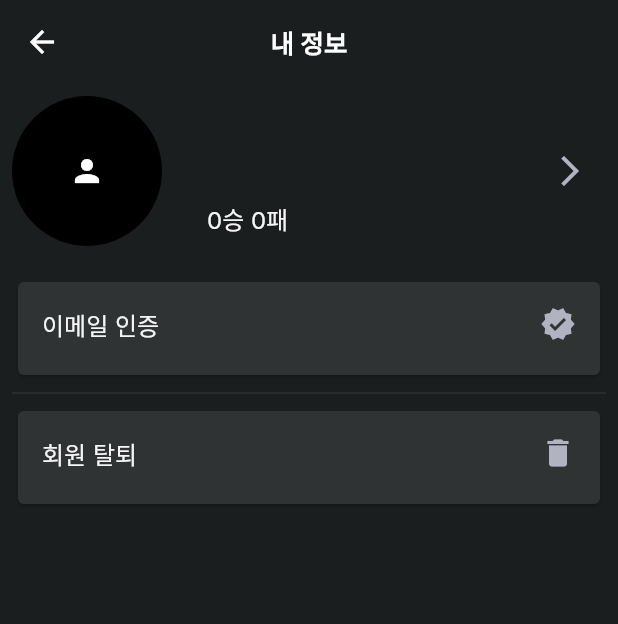
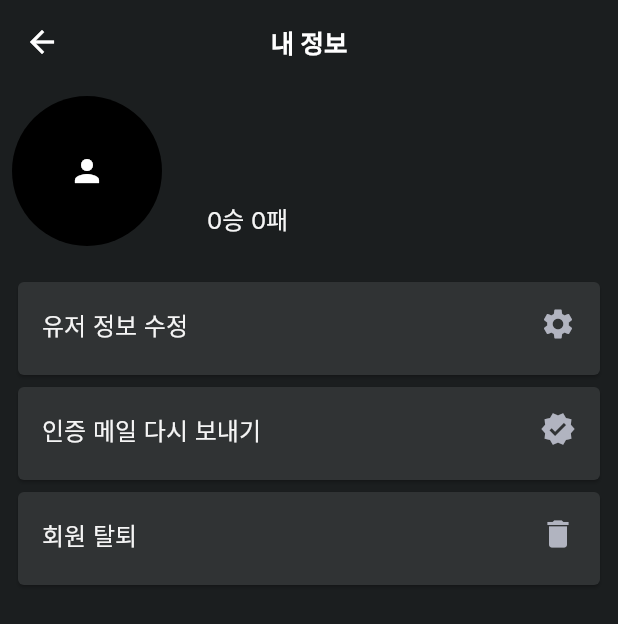
Before and after one commit to hjk1996/flutter--, a Flutter app: the HomeScreenView screen opened directly, in the side drawer, after a tap on "마이 페이지", on a phone screen of 412 x 824 dp. Shown: the top 624 px of the screen. Run offline on Flutter 3.47's test engine with Material 2 defaults, Android fonts, the phone set to English and light mode, and no system bars; our stand-ins replace chat_bubbles, cloud_firestore, cloud_functions, connectivity_plus, firebase_auth, firebase_core and 7 more; missing offline and left inert: firebase_app_check; accounts and stored records are empty; generated files the repository leaves out were written again.

```diff
--- a/lib/data/repository/firestore_repo_impl.dart
+++ b/lib/data/repository/firestore_repo_impl.dart
@@ -83,4 +83,9 @@ class FirestoreRepoImpl implements FirestoreRepo {
   Future<List<String>> getDisplayNames(List<String> uids) async {
     return firestoreHelper.getDisplayNames(uids);
   }
+
+  @override
+  Future<bool> checkNameExists(String name) async {
+    return firestoreHelper.checkNameExists(name);
+  }
 }
--- a/lib/domain/repository/firestore_repo.dart
+++ b/lib/domain/repository/firestore_repo.dart
@@ -19,4 +19,5 @@ abstract class FirestoreRepo {
   Future<UserInformation?> fetchUserInformation();
   Future<Map<String, List<UserInformation>>> fetchTop5UserInformation();
   Future<List<String>> getDisplayNames(List<String> uids);
+  Future<bool> checkNameExists(String name);
 }
--- a/lib/presentation/auth_screen/auth_screen_view_model.dart
+++ b/lib/presentation/auth_screen/auth_screen_view_model.dart
@@ -133,6 +133,14 @@ class AuthScreenViewModel with ChangeNotifier {
     _state = _state.copyWith(isLoading: true);
     notifyListeners();
     try {
+      final nameExists = await _storeRepo.checkNameExists(state.name);
+
+      if (nameExists) {
+        _eventController.sink
+            .add(const AuthScreenEvent.onAuthError('이미 사용중인 이름입니다.'));
+        return;
+      }
+
       final userCredential =
           await FirebaseAuth.instance.createUserWithEmailAndPassword(
         email: state.email,
@@ -285,6 +293,12 @@ class AuthScreenViewModel with ChangeNotifier {
       return '2자 이상으로 닉네임을 설정해주세요.';
     }
 
+    if (name.length > 10) {
+      _state = _state.copyWith(isValidName: false);
+
+      return '10자 이하로 닉네임을 설정해주세요.';
+    }
+
     _state = _state.copyWith(isValidName: true);
 
     return null;
--- a/lib/presentation/auth_screen/components/user_profile_setting.dart
+++ b/lib/presentation/auth_screen/components/user_profile_setting.dart
@@ -106,6 +106,10 @@ class _UserProfileSettingState extends State<UserProfileSetting> {
   Widget build(BuildContext context) {
     final viewModel = context.watch<AuthScreenViewModel>();
     return Scaffold(
+      appBar: AppBar(
+        title: const Text('프로필 사진 설정'),
+        actions: null,
+      ),
       body: Padding(
         padding: const EdgeInsets.all(30),
         child: SizedBox(
--- a/lib/presentation/common/theme.dart
+++ b/lib/presentation/common/theme.dart
@@ -31,7 +31,7 @@ class ChatBubbleColors {
   static const yourBackgroundDark = Colors.grey;
   static const yourTextDark = Colors.white;
   static const refereeBackgroundDark = Colors.red;
-  static const refereeTextDark = AppColors.textDark;
+  static const refereeTextDark = Colors.black;
 }
 
 /// Reference to the application theme.
--- a/lib/presentation/home_screen/components/game_menu.dart
+++ b/lib/presentation/home_screen/components/game_menu.dart
@@ -28,13 +28,11 @@ class _GameMenuState extends State<GameMenu> {
           },
           children: [
             GameMenuCard(
-              content: 'AI',
               assetPath: 'assets/images/home_screen/ai_game.png',
               onTap: context.read<HomeScreenViewModel>().onGameStart,
             ),
             GameMenuCard(
-              content: 'PvP',
-              assetPath: 'assets/images/home_screen/ai_game.png',
+              assetPath: 'assets/images/home_screen/pvp_game.png',
               onTap: () {
                 showDialog(
                   context: context,
@@ -105,14 +103,9 @@ class _GameMenuState extends State<GameMenu> {
 }
 
 class GameMenuCard extends StatelessWidget {
-  final String content;
   final String assetPath;
   final VoidCallback onTap;
-  const GameMenuCard(
-      {super.key,
-      required this.content,
-      required this.assetPath,
-      required this.onTap});
+  const GameMenuCard({super.key, required this.assetPath, required this.onTap});
 
   @override
   Widget build(BuildContext context) {
@@ -126,12 +119,6 @@ class GameMenuCard extends StatelessWidget {
           ),
           borderRadius: const BorderRadius.all(Radius.circular(10)),
         ),
-        child: Center(
-          child: Text(
-            content,
-            style: Theme.of(context).textTheme.headlineLarge,
-          ),
-        ),
       ),
     );
   }
--- a/lib/presentation/home_screen/components/rank_board_page.dart
+++ b/lib/presentation/home_screen/components/rank_board_page.dart
@@ -106,16 +106,12 @@ class RankBoardPage extends StatelessWidget {
                                       : const Center(child: Icon(Icons.person)),
                                 ),
                                 SizedBox(width: constraints.maxWidth * 0.15),
-                                SizedBox(
-                                  width: constraints.maxWidth * 0.4,
+                                Expanded(
                                   child: Text(value.name ?? "N/A",
-                                      textAlign: TextAlign.start,
+                                      textAlign: TextAlign.center,
                                       style: Theme.of(context)
                                           .textTheme
-                                          .headline6!
-                                          .copyWith(
-                                            fontWeight: FontWeight.bold,
-                                          )),
+                                          .bodyMedium),
                                 )
                               ],
                             );
@@ -147,7 +143,7 @@ class RankBoardPage extends StatelessWidget {
                                     ),
                               ),
                             )
-                          : Text('-', textAlign: TextAlign.center),
+                          : const Text('-', textAlign: TextAlign.center),
                     ),
                   ],
                 ),
--- a/lib/presentation/note_screen/note_screen_view.dart
+++ b/lib/presentation/note_screen/note_screen_view.dart
@@ -1,6 +1,7 @@
 import 'dart:async';
 
 import 'package:flutter/material.dart';
+import 'package:intl/date_symbol_data_file.dart';
 import 'package:provider/provider.dart';
 import 'package:text_project/presentation/note_screen/components/note_card.dart';
 import 'package:text_project/presentation/note_screen/components/sort_dialog.dart';
@@ -15,6 +16,11 @@ class NoteScreen extends StatefulWidget {
 
 class _NoteScreenState extends State<NoteScreen> {
   StreamSubscription? _subscription;
+
+  @override
+  void didChangeDependencies() {
+    super.didChangeDependencies();
+  }
 
   @override
   void initState() {
--- a/lib/presentation/user_screen/user_screen.dart
+++ b/lib/presentation/user_screen/user_screen.dart
@@ -5,6 +5,7 @@ import 'package:provider/provider.dart';
 import 'package:text_project/presentation/auth_screen/auth_screen_view.dart';
 import 'package:text_project/presentation/common/yes_or_no_dialog.dart';
 import 'package:text_project/presentation/edit_screen/edit_screen.dart';
+import 'package:text_project/presentation/user_screen/components/password_dialog.dart';
 import 'package:text_project/presentation/user_screen/user_screen_event.dart';
 import 'package:text_project/presentation/user_screen/user_screen_view_model.dart';
 
@@ -29,17 +30,47 @@ class _UserScreenState extends State<UserScreen> {
           onDeleteAccountTap: () async {
             final res =
                 await askYesOrNo(context: context, content: '정말로 탈퇴하시겠습니까?');
-            if (res != null && res) {
-              await viewModel.deleteUserAccount();
-              if (!mounted) return;
+            if (res == null || res == false) return;
 
+            final message = await showDialog<String?>(
+              context: context,
+              builder: (context) => const PasswordDialog(),
+            );
+
+            if (!mounted) return;
+
+            if (message != null) {
+              ScaffoldMessenger.of(context).showSnackBar(
+                SnackBar(
+                  content: Text(message),
+                ),
+              );
+            } else {
               Navigator.pushReplacement(
                 context,
                 MaterialPageRoute(
                   builder: (context) => const AuthScreenView(),
                 ),
               );
+
+              ScaffoldMessenger.of(context).showSnackBar(
+                const SnackBar(
+                  content: Text('회원탈퇴에 성공했습니다.'),
+                ),
+              );
             }
+
+            // {
+            //   await viewModel.deleteUserAccount();
+            //   if (!mounted) return;
+
+            //   Navigator.pushReplacement(
+            //     context,
+            //     MaterialPageRoute(
+            //       builder: (context) => const AuthScreenView(),
+            //     ),
+            //   );
+            // }
           },
           onVerifyEmailTap: (verified) async {
             if (verified) {
@@ -119,7 +150,6 @@ class _UserScreenState extends State<UserScreen> {
                                               null
                                           ? null
                                           : MemoryImage(vm.state.realPhoto!),
-
                                       child: vm.state.realPhoto == null
                                           ? const Icon(Icons.person)
                                           : null,
@@ -149,12 +179,6 @@ class _UserScreenState extends State<UserScreen> {
                                       ],
                                     ),
                                     const Spacer(),
-                                    IconButton(
-                                        onPressed: context
-                                            .read<UserScreenViewModel>()
-                                            .onEditPressed,
-                                        icon: const Icon(
-                                            Icons.arrow_forward_ios_outlined))
                                   ],
                                 );
                               },
@@ -166,6 +190,23 @@ class _UserScreenState extends State<UserScreen> {
                           GestureDetector(
                             onTap: context
                                 .read<UserScreenViewModel>()
+                                .onEditPressed,
+                            child: const SizedBox(
+                              width: double.infinity,
+                              height: 70,
+                              child: Card(
+                                child: ListTile(
+                                  title: Text(
+                                    '유저 정보 수정',
+                                  ),
+                                  trailing: Icon(Icons.settings),
+                                ),
+                              ),
+                            ),
+                          ),
+                          GestureDetector(
+                            onTap: context
+                                .read<UserScreenViewModel>()
                                 .onVerifyEmailTap,
                             child: const SizedBox(
                               width: double.infinity,
@@ -173,14 +214,13 @@ class _UserScreenState extends State<UserScreen> {
                               child: Card(
                                 child: ListTile(
                                   title: Text(
-                                    '이메일 인증',
+                                    '인증 메일 다시 보내기',
                                   ),
                                   trailing: Icon(Icons.verified),
                                 ),
                               ),
                             ),
                           ),
-                          const Divider(),
                           GestureDetector(
                             onTap: context
                                 .read<UserScreenViewModel>()
--- a/pubspec.yaml
+++ b/pubspec.yaml
@@ -51,6 +51,7 @@ dependencies:
   image_picker: ^0.8.6
   image: ^3.2.2
   cloud_functions: ^3.3.9
+  intl: ^0.17.0
 
 dev_dependencies:
   flutter_test:
@@ -79,6 +80,9 @@ flutter:
   assets:
     - assets/icons/robot.png
     - assets/images/home_screen/ai_game.png
+    - assets/images/home_screen/pvp_game.png
+    - assets/images/game_screen/robot.png
+    - assets/images/game_screen/referee.png
 
   # An image asset can refer to one or more resolution-specific "variants", see
   # https://flutter.dev/assets-and-images/#resolution-aware
```
Also changed, not shown: lib/data/data_source/firestore_helper.dart (+9 -0 lines), lib/presentation/auth_screen/auth_screen_view.dart (+8 -7 lines), lib/presentation/game_screen/components/opponent_chat_bubble.dart (+3 -5 lines), lib/presentation/game_screen/components/slidable_chaut_bubble.dart (+3 -4 lines), lib/presentation/note_screen/components/note_card.dart (+18 -3 lines), lib/presentation/note_screen/components/sort_dialog.dart (+26 -8 lines), lib/presentation/note_screen/note_screen_view_model.dart (+10 -6 lines), lib/presentation/user_screen/components/password_dialog.dart (added, +54 -0 lines), lib/presentation/user_screen/user_screen_view_model.dart (+32 -6 lines), pubspec.lock.
